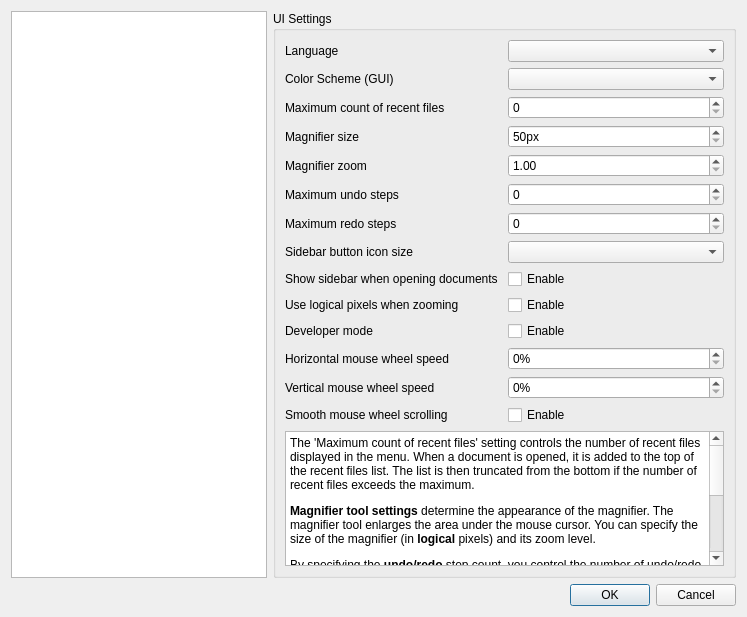
Before: the Qt Designer form Pdf4QtLibGui/pdfviewersettingsdialog.ui in Al-Zap/PDF4QT, drawn with Qt 5.
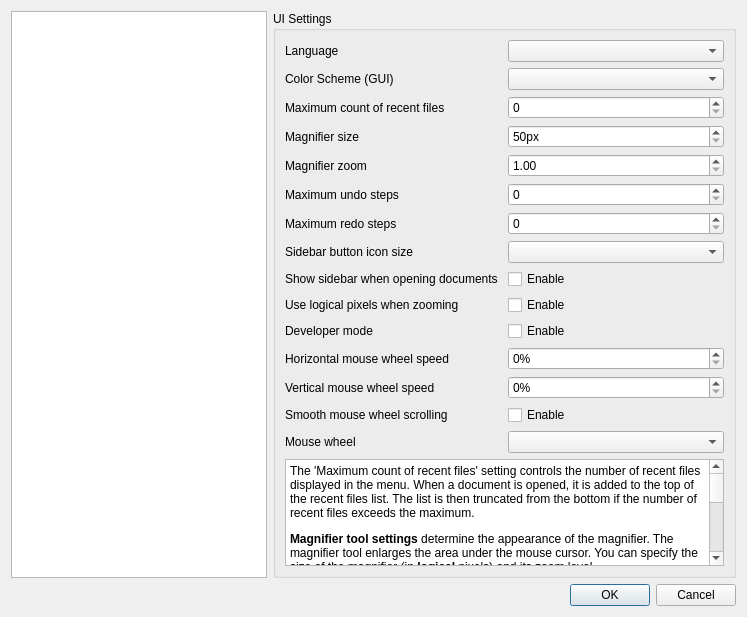
After: the same form once the commit is applied.

Commit message: Ribbon: mouse wheel setting, tab row in narrow windows, tests

The edit to the form file:
```diff
--- a/Pdf4QtLibGui/pdfviewersettingsdialog.ui
+++ b/Pdf4QtLibGui/pdfviewersettingsdialog.ui
@@ -1162,6 +1162,16 @@
                 </property>
                </widget>
               </item>
+              <item row="14" column="0">
+               <widget class="QLabel" name="mouseWheelModeLabel">
+                <property name="text">
+                 <string>Mouse wheel</string>
+                </property>
+               </widget>
+              </item>
+              <item row="14" column="1">
+               <widget class="QComboBox" name="mouseWheelModeComboBox"/>
+              </item>
               <item row="11" column="0">
                <widget class="QLabel" name="horizontalMouseWheelScrollSpeedLabel">
                 <property name="text">
```
The commit also changes 12 other files.
